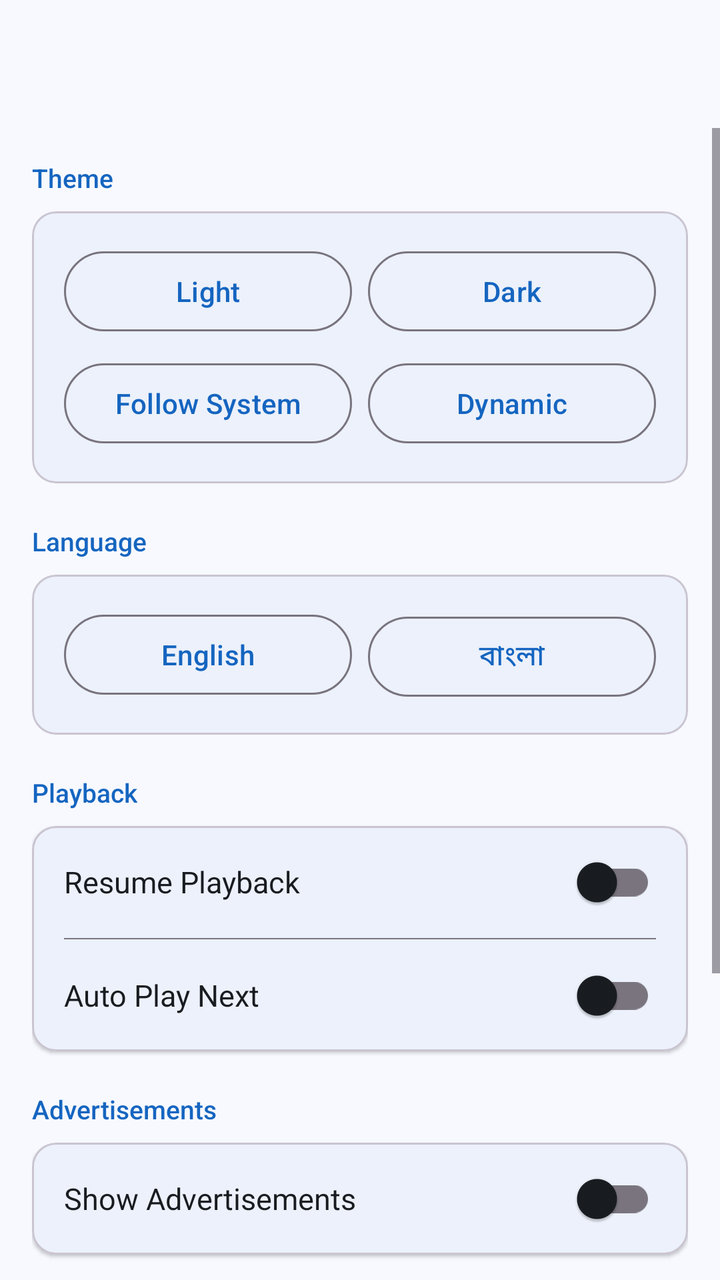
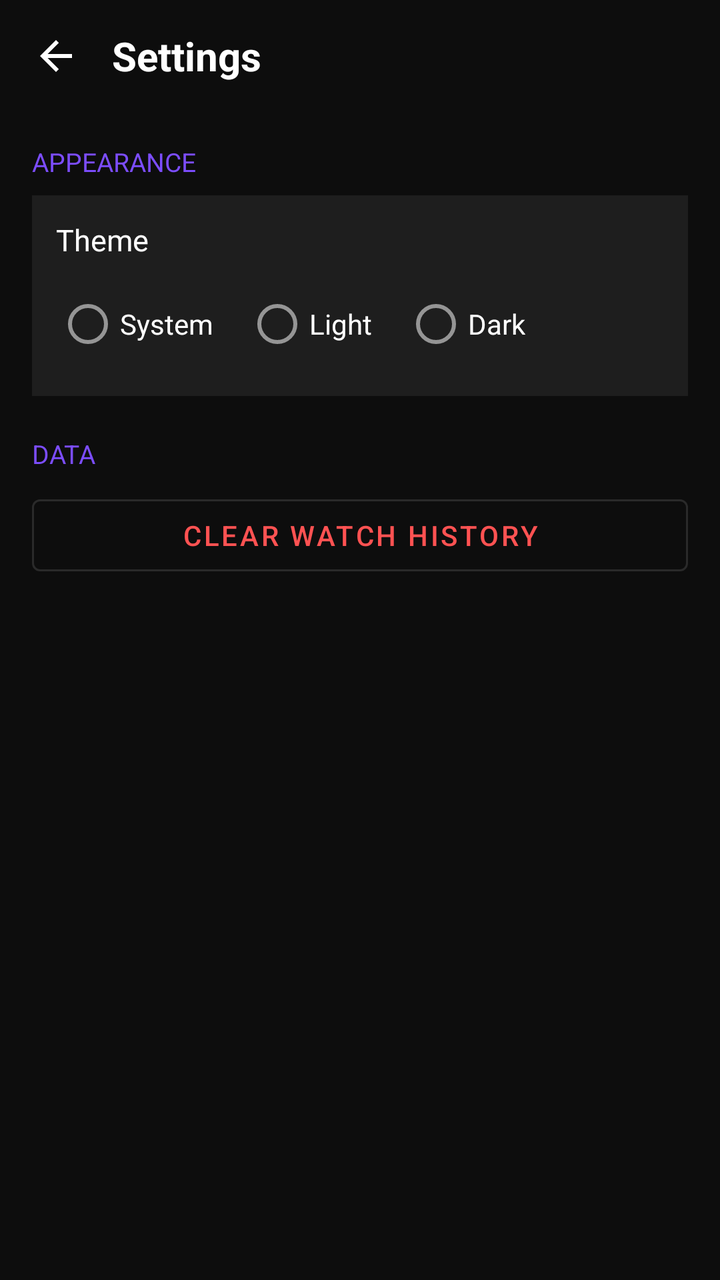

Screens rendered from an Android XML layout before and after an edit, with the pre-edit source and the edit as a unified diff.
<!-- AndroidManifest.xml: application theme Theme.VidViewer -->
<!-- res/layout/activity_settings.xml -->
<?xml version="1.0" encoding="utf-8"?>
<LinearLayout
    xmlns:android="http://schemas.android.com/apk/res/android"
    xmlns:app="http://schemas.android.com/apk/res-auto"
    android:layout_width="match_parent"
    android:layout_height="match_parent"
    android:orientation="vertical"
    android:background="?android:attr/colorBackground">

    <com.google.android.material.appbar.MaterialToolbar
        android:id="@+id/toolbar"
        android:layout_width="match_parent"
        android:layout_height="?attr/actionBarSize"
        android:background="?attr/colorSurface" />

    <ScrollView
        android:layout_width="match_parent"
        android:layout_height="match_parent">

        <LinearLayout
            android:layout_width="match_parent"
            android:layout_height="wrap_content"
            android:orientation="vertical"
            android:padding="16dp">

            
            <TextView android:layout_width="wrap_content" android:layout_height="wrap_content"
                android:text="@string/theme_settings" android:textSize="13sp"
                android:textColor="?attr/colorPrimary" android:fontFamily="sans-serif-medium"
                android:layout_marginBottom="8dp" />

            <com.google.android.material.card.MaterialCardView
                android:layout_width="match_parent" android:layout_height="wrap_content"
                android:layout_marginBottom="20dp" app:cardCornerRadius="12dp" app:cardElevation="1dp">

                <LinearLayout android:layout_width="match_parent" android:layout_height="wrap_content"
                    android:orientation="vertical" android:padding="16dp">

                    <LinearLayout android:layout_width="match_parent" android:layout_height="wrap_content"
                        android:orientation="horizontal" android:layout_marginBottom="8dp">
                        <com.google.android.material.button.MaterialButton
                            android:id="@+id/btn_theme_light" android:layout_width="0dp"
                            android:layout_height="wrap_content" android:layout_weight="1"
                            android:text="@string/theme_light" android:layout_marginEnd="4dp"
                            style="@style/Widget.Material3.Button.OutlinedButton" />
                        <com.google.android.material.button.MaterialButton
                            android:id="@+id/btn_theme_dark" android:layout_width="0dp"
                            android:layout_height="wrap_content" android:layout_weight="1"
                            android:text="@string/theme_dark" android:layout_marginStart="4dp"
                            style="@style/Widget.Material3.Button.OutlinedButton" />
                    </LinearLayout>

                    <LinearLayout android:layout_width="match_parent" android:layout_height="wrap_content"
                        android:orientation="horizontal">
                        <com.google.android.material.button.MaterialButton
                            android:id="@+id/btn_theme_system" android:layout_width="0dp"
                            android:layout_height="wrap_content" android:layout_weight="1"
                            android:text="@string/theme_system" android:layout_marginEnd="4dp"
                            style="@style/Widget.Material3.Button.OutlinedButton" />
                        <com.google.android.material.button.MaterialButton
                            android:id="@+id/btn_theme_dynamic" android:layout_width="0dp"
                            android:layout_height="wrap_content" android:layout_weight="1"
                            android:text="Dynamic" android:layout_marginStart="4dp"
                            style="@style/Widget.Material3.Button.OutlinedButton" />
                    </LinearLayout>

                </LinearLayout>
            </com.google.android.material.card.MaterialCardView>

            
            <TextView android:layout_width="wrap_content" android:layout_height="wrap_content"
                android:text="@string/language_settings" android:textSize="13sp"
                android:textColor="?attr/colorPrimary" android:fontFamily="sans-serif-medium"
                android:layout_marginBottom="8dp" />

            <com.google.android.material.card.MaterialCardView
                android:layout_width="match_parent" android:layout_height="wrap_content"
                android:layout_marginBottom="20dp" app:cardCornerRadius="12dp" app:cardElevation="1dp">

                <LinearLayout android:layout_width="match_parent" android:layout_height="wrap_content"
                    android:orientation="horizontal" android:padding="16dp">
                    <com.google.android.material.button.MaterialButton
                        android:id="@+id/btn_lang_english" android:layout_width="0dp"
                        android:layout_height="wrap_content" android:layout_weight="1"
                        android:text="@string/lang_english" android:layout_marginEnd="8dp"
                        style="@style/Widget.Material3.Button.OutlinedButton" />
                    <com.google.android.material.button.MaterialButton
                        android:id="@+id/btn_lang_bangla" android:layout_width="0dp"
                        android:layout_height="wrap_content" android:layout_weight="1"
                        android:text="@string/lang_bangla"
                        style="@style/Widget.Material3.Button.OutlinedButton" />
                </LinearLayout>
            </com.google.android.material.card.MaterialCardView>

            
            <TextView android:layout_width="wrap_content" android:layout_height="wrap_content"
                android:text="@string/playback_settings" android:textSize="13sp"
                android:textColor="?attr/colorPrimary" android:fontFamily="sans-serif-medium"
                android:layout_marginBottom="8dp" />

            <com.google.android.material.card.MaterialCardView
                android:layout_width="match_parent" android:layout_height="wrap_content"
                android:layout_marginBottom="20dp" app:cardCornerRadius="12dp" app:cardElevation="1dp">

                <LinearLayout android:layout_width="match_parent" android:layout_height="wrap_content"
                    android:orientation="vertical">

                    <LinearLayout android:layout_width="match_parent" android:layout_height="56dp"
                        android:orientation="horizontal" android:gravity="center_vertical"
                        android:paddingHorizontal="16dp">
                        <TextView android:layout_width="0dp" android:layout_height="wrap_content"
                            android:layout_weight="1" android:text="@string/resume_playback"
                            android:textSize="15sp" android:textColor="?attr/colorOnSurface" />
                        <com.google.android.material.switchmaterial.SwitchMaterial
                            android:id="@+id/switch_resume_playback"
                            android:layout_width="wrap_content" android:layout_height="wrap_content" />
                    </LinearLayout>

                    <View android:layout_width="match_parent" android:layout_height="0.5dp"
                        android:background="?attr/colorOutline" android:layout_marginHorizontal="16dp" />

                    <LinearLayout android:layout_width="match_parent" android:layout_height="56dp"
                        android:orientation="horizontal" android:gravity="center_vertical"
                        android:paddingHorizontal="16dp">
                        <TextView android:layout_width="0dp" android:layout_height="wrap_content"
                            android:layout_weight="1" android:text="@string/auto_play"
                            android:textSize="15sp" android:textColor="?attr/colorOnSurface" />
                        <com.google.android.material.switchmaterial.SwitchMaterial
                            android:id="@+id/switch_auto_play"
                            android:layout_width="wrap_content" android:layout_height="wrap_content" />
                    </LinearLayout>

                </LinearLayout>
            </com.google.android.material.card.MaterialCardView>

            
            <TextView android:layout_width="wrap_content" android:layout_height="wrap_content"
                android:text="@string/ad_settings" android:textSize="13sp"
                android:textColor="?attr/colorPrimary" android:fontFamily="sans-serif-medium"
                android:layout_marginBottom="8dp" />

            <com.google.android.material.card.MaterialCardView
                android:layout_width="match_parent" android:layout_height="wrap_content"
                android:layout_marginBottom="20dp" app:cardCornerRadius="12dp" app:cardElevation="1dp">

                <LinearLayout android:layout_width="match_parent" android:layout_height="56dp"
                    android:orientation="horizontal" android:gravity="center_vertical"
                    android:paddingHorizontal="16dp">
                    <TextView android:layout_width="0dp" android:layout_height="wrap_content"
                        android:layout_weight="1" android:text="@string/ads_enabled"
                        android:textSize="15sp" android:textColor="?attr/colorOnSurface" />
                    <com.google.android.material.switchmaterial.SwitchMaterial
                        android:id="@+id/switch_ads_enabled"
                        android:layout_width="wrap_content" android:layout_height="wrap_content" />
                </LinearLayout>
            </com.google.android.material.card.MaterialCardView>

            
            <TextView android:layout_width="wrap_content" android:layout_height="wrap_content"
                android:text="@string/storage_settings" android:textSize="13sp"
                android:textColor="?attr/colorPrimary" android:fontFamily="sans-serif-medium"
                android:layout_marginBottom="8dp" />

            <com.google.android.material.card.MaterialCardView
                android:layout_width="match_parent" android:layout_height="wrap_content"
                android:layout_marginBottom="20dp" app:cardCornerRadius="12dp" app:cardElevation="1dp">

                <LinearLayout android:layout_width="match_parent" android:layout_height="wrap_content"
                    android:orientation="vertical" android:padding="16dp">

                    <com.google.android.material.button.MaterialButton
                        android:id="@+id/btn_vault_lock"
                        android:layout_width="match_parent" android:layout_height="wrap_content"
                        android:text="Vault Lock Settings" android:layout_marginBottom="12dp"
                        style="@style/Widget.Material3.Button.OutlinedButton" />

                    <com.google.android.material.button.MaterialButton
                        android:id="@+id/btn_clear_history"
                        android:layout_width="match_parent" android:layout_height="wrap_content"
                        android:text="@string/clear_history"
                        app:backgroundTint="@color/md_theme_error_container"
                        android:textColor="@color/md_theme_on_error_container" />

                </LinearLayout>
            </com.google.android.material.card.MaterialCardView>

        </LinearLayout>
    </ScrollView>

</LinearLayout>
<!-- resources referenced by this layout -->
<resources>
  <color name="md_theme_error_container">#F9DEDC</color>
  <color name="md_theme_on_error_container">#410E0B</color>
  <string name="ad_settings">Advertisements</string>
  <string name="ads_enabled">Show Advertisements</string>
  <string name="auto_play">Auto Play Next</string>
  <string name="clear_history">Clear Watch History</string>
  <string name="lang_bangla">বাংলা</string>
  <string name="lang_english">English</string>
  <string name="language_settings">Language</string>
  <string name="playback_settings">Playback</string>
  <string name="resume_playback">Resume Playback</string>
  <string name="storage_settings">Storage</string>
  <string name="theme_dark">Dark</string>
  <string name="theme_light">Light</string>
  <string name="theme_settings">Theme</string>
  <string name="theme_system">Follow System</string>
  <style name="Theme.VidViewer" parent="Theme.Material3.Light.NoActionBar">
          <item name="colorPrimary">@color/md_theme_primary</item>
          <item name="colorOnPrimary">@color/md_theme_on_primary</item>
          <item name="colorPrimaryContainer">@color/md_theme_primary_container</item>
          <item name="colorOnPrimaryContainer">@color/md_theme_on_primary_container</item>
          <item name="colorSecondary">@color/md_theme_secondary</item>
          <item name="colorOnSecondary">@color/md_theme_on_secondary</item>
          <item name="colorTertiary">@color/md_theme_tertiary</item>
          <item name="colorSurface">@color/md_theme_surface</item>
          <item name="colorOnSurface">@color/md_theme_on_surface</item>
          <item name="android:colorBackground">@color/md_theme_background</item>
          <item name="colorError">@color/md_theme_error</item>
          <item name="android:statusBarColor">?attr/colorSurface</item>
          <item name="android:navigationBarColor">?attr/colorSurface</item>
          <item name="android:windowLightStatusBar">true</item>
      </style>
  <color name="md_theme_primary">#1565C0</color>
  <color name="md_theme_on_primary">#FFFFFF</color>
  <color name="md_theme_primary_container">#D4E3FF</color>
  <color name="md_theme_on_primary_container">#001C3B</color>
  <color name="md_theme_secondary">#545F71</color>
  <color name="md_theme_on_secondary">#FFFFFF</color>
  <color name="md_theme_tertiary">#6E5676</color>
  <color name="md_theme_surface">#F8F9FF</color>
  <color name="md_theme_on_surface">#191C20</color>
  <color name="md_theme_background">#F8F9FF</color>
  <color name="md_theme_error">#B3261E</color>
</resources>

<!-- the commit's change to res/layout/activity_settings.xml (unified diff, before → after) -->
@@ -1,190 +1,64 @@
 <?xml version="1.0" encoding="utf-8"?>
-<LinearLayout
-    xmlns:android="http://schemas.android.com/apk/res/android"
-    xmlns:app="http://schemas.android.com/apk/res-auto"
-    android:layout_width="match_parent"
-    android:layout_height="match_parent"
-    android:orientation="vertical"
-    android:background="?android:attr/colorBackground">
+  <LinearLayout xmlns:android="http://schemas.android.com/apk/res/android"
+      android:layout_width="match_parent"
+      android:layout_height="match_parent"
+      android:orientation="vertical"
+      android:background="@color/bg_dark">
 
-    <com.google.android.material.appbar.MaterialToolbar
-        android:id="@+id/toolbar"
-        android:layout_width="match_parent"
-        android:layout_height="?attr/actionBarSize"
-        android:background="?attr/colorSurface" />
+      <LinearLayout
+          android:layout_width="match_parent"
+          android:layout_height="56dp"
+          android:orientation="horizontal"
+          android:gravity="center_vertical"
+          android:padding="8dp">
+          <ImageButton android:id="@+id/btn_back"
+              android:layout_width="40dp" android:layout_height="40dp"
+              android:src="@drawable/ic_arrow_back"
+              android:background="?attr/selectableItemBackgroundBorderless"
+              android:tint="@color/white"/>
+          <TextView
+              android:layout_width="wrap_content" android:layout_height="wrap_content"
+              android:text="Settings" android:textColor="@color/white"
+              android:textSize="20sp" android:textStyle="bold" android:layout_marginStart="8dp"/>
+      </LinearLayout>
 
-    <ScrollView
-        android:layout_width="match_parent"
-        android:layout_height="match_parent">
+      <ScrollView android:layout_width="match_parent" android:layout_height="match_parent">
+          <LinearLayout android:layout_width="match_parent" android:layout_height="wrap_content"
+              android:orientation="vertical" android:padding="16dp">
 
-        <LinearLayout
-            android:layout_width="match_parent"
-            android:layout_height="wrap_content"
-            android:orientation="vertical"
-            android:padding="16dp">
+              <TextView android:layout_width="match_parent" android:layout_height="wrap_content"
+                  android:text="Appearance" android:textColor="@color/accent"
+                  android:textSize="13sp" android:textAllCaps="true" android:layout_marginBottom="8dp"/>
 
-            
-            <TextView android:layout_width="wrap_content" android:layout_height="wrap_content"
-                android:text="@string/theme_settings" android:textSize="13sp"
-                android:textColor="?attr/colorPrimary" android:fontFamily="sans-serif-medium"
-                android:layout_marginBottom="8dp" />
+              <LinearLayout android:layout_width="match_parent" android:layout_height="wrap_content"
+                  android:background="@color/bg_card" android:padding="12dp" android:orientation="vertical">
+                  <TextView android:layout_width="match_parent" android:layout_height="wrap_content"
+                      android:text="Theme" android:textColor="@color/white" android:textSize="15sp" android:layout_marginBottom="8dp"/>
+                  <RadioGroup android:id="@+id/rg_theme"
+                      android:layout_width="match_parent" android:layout_height="wrap_content"
+                      android:orientation="horizontal">
+                      <RadioButton android:id="@+id/rb_system"
+                          android:layout_width="wrap_content" android:layout_height="wrap_content"
+                          android:text="System" android:textColor="@color/white"/>
+                      <RadioButton android:id="@+id/rb_light"
+                          android:layout_width="wrap_content" android:layout_height="wrap_content"
+                          android:text="Light" android:textColor="@color/white" android:layout_marginStart="16dp"/>
+                      <RadioButton android:id="@+id/rb_dark"
+                          android:layout_width="wrap_content" android:layout_height="wrap_content"
+                          android:text="Dark" android:textColor="@color/white" android:layout_marginStart="16dp"/>
+                  </RadioGroup>
+              </LinearLayout>
 
-            <com.google.android.material.card.MaterialCardView
-                android:layout_width="match_parent" android:layout_height="wrap_content"
-                android:layout_marginBottom="20dp" app:cardCornerRadius="12dp" app:cardElevation="1dp">
+              <TextView android:layout_width="match_parent" android:layout_height="wrap_content"
+                  android:text="Data" android:textColor="@color/accent"
+                  android:textSize="13sp" android:textAllCaps="true"
+                  android:layout_marginTop="20dp" android:layout_marginBottom="8dp"/>
 
-                <LinearLayout android:layout_width="match_parent" android:layout_height="wrap_content"
-                    android:orientation="vertical" android:padding="16dp">
-
-                    <LinearLayout android:layout_width="match_parent" android:layout_height="wrap_content"
-                        android:orientation="horizontal" android:layout_marginBottom="8dp">
-                        <com.google.android.material.button.MaterialButton
-                            android:id="@+id/btn_theme_light" android:layout_width="0dp"
-                            android:layout_height="wrap_content" android:layout_weight="1"
-                            android:text="@string/theme_light" android:layout_marginEnd="4dp"
-                            style="@style/Widget.Material3.Button.OutlinedButton" />
-                        <com.google.android.material.button.MaterialButton
-                            android:id="@+id/btn_theme_dark" android:layout_width="0dp"
-                            android:layout_height="wrap_content" android:layout_weight="1"
-                            android:text="@string/theme_dark" android:layout_marginStart="4dp"
-                            style="@style/Widget.Material3.Button.OutlinedButton" />
-                    </LinearLayout>
-
-                    <LinearLayout android:layout_width="match_parent" android:layout_height="wrap_content"
-                        android:orientation="horizontal">
-                        <com.google.android.material.button.MaterialButton
-                            android:id="@+id/btn_theme_system" android:layout_width="0dp"
-                            android:layout_height="wrap_content" android:layout_weight="1"
-                            android:text="@string/theme_system" android:layout_marginEnd="4dp"
-                            style="@style/Widget.Material3.Button.OutlinedButton" />
-                        <com.google.android.material.button.MaterialButton
-                            android:id="@+id/btn_theme_dynamic" android:layout_width="0dp"
-                            android:layout_height="wrap_content" android:layout_weight="1"
-                            android:text="Dynamic" android:layout_marginStart="4dp"
-                            style="@style/Widget.Material3.Button.OutlinedButton" />
-                    </LinearLayout>
-
-                </LinearLayout>
-            </com.google.android.material.card.MaterialCardView>
-
-            
-            <TextView android:layout_width="wrap_content" android:layout_height="wrap_content"
-                android:text="@string/language_settings" android:textSize="13sp"
-                android:textColor="?attr/colorPrimary" android:fontFamily="sans-serif-medium"
-                android:layout_marginBottom="8dp" />
-
-            <com.google.android.material.card.MaterialCardView
-                android:layout_width="match_parent" android:layout_height="wrap_content"
-                android:layout_marginBottom="20dp" app:cardCornerRadius="12dp" app:cardElevation="1dp">
-
-                <LinearLayout android:layout_width="match_parent" android:layout_height="wrap_content"
-                    android:orientation="horizontal" android:padding="16dp">
-                    <com.google.android.material.button.MaterialButton
-                        android:id="@+id/btn_lang_english" android:layout_width="0dp"
-                        android:layout_height="wrap_content" android:layout_weight="1"
-                        android:text="@string/lang_english" android:layout_marginEnd="8dp"
-                        style="@style/Widget.Material3.Button.OutlinedButton" />
-                    <com.google.android.material.button.MaterialButton
-                        android:id="@+id/btn_lang_bangla" android:layout_width="0dp"
-                        android:layout_height="wrap_content" android:layout_weight="1"
-                        android:text="@string/lang_bangla"
-                        style="@style/Widget.Material3.Button.OutlinedButton" />
-                </LinearLayout>
-            </com.google.android.material.card.MaterialCardView>
-
-            
-            <TextView android:layout_width="wrap_content" android:layout_height="wrap_content"
-                android:text="@string/playback_settings" android:textSize="13sp"
-                android:textColor="?attr/colorPrimary" android:fontFamily="sans-serif-medium"
-                android:layout_marginBottom="8dp" />
-
-            <com.google.android.material.card.MaterialCardView
-                android:layout_width="match_parent" android:layout_height="wrap_content"
-                android:layout_marginBottom="20dp" app:cardCornerRadius="12dp" app:cardElevation="1dp">
-
-                <LinearLayout android:layout_width="match_parent" android:layout_height="wrap_content"
-                    android:orientation="vertical">
-
-                    <LinearLayout android:layout_width="match_parent" android:layout_height="56dp"
-                        android:orientation="horizontal" android:gravity="center_vertical"
-                        android:paddingHorizontal="16dp">
-                        <TextView android:layout_width="0dp" android:layout_height="wrap_content"
-                            android:layout_weight="1" android:text="@string/resume_playback"
-                            android:textSize="15sp" android:textColor="?attr/colorOnSurface" />
-                        <com.google.android.material.switchmaterial.SwitchMaterial
-                            android:id="@+id/switch_resume_playback"
-                            android:layout_width="wrap_content" android:layout_height="wrap_content" />
-                    </LinearLayout>
-
-                    <View android:layout_width="match_parent" android:layout_height="0.5dp"
-                        android:background="?attr/colorOutline" android:layout_marginHorizontal="16dp" />
-
-                    <LinearLayout android:layout_width="match_parent" android:layout_height="56dp"
-                        android:orientation="horizontal" android:gravity="center_vertical"
-                        android:paddingHorizontal="16dp">
-                        <TextView android:layout_width="0dp" android:layout_height="wrap_content"
-                            android:layout_weight="1" android:text="@string/auto_play"
-                            android:textSize="15sp" android:textColor="?attr/colorOnSurface" />
-                        <com.google.android.material.switchmaterial.SwitchMaterial
-                            android:id="@+id/switch_auto_play"
-                            android:layout_width="wrap_content" android:layout_height="wrap_content" />
-                    </LinearLayout>
-
-                </LinearLayout>
-            </com.google.android.material.card.MaterialCardView>
-
-            
-            <TextView android:layout_width="wrap_content" android:layout_height="wrap_content"
-                android:text="@string/ad_settings" android:textSize="13sp"
-                android:textColor="?attr/colorPrimary" android:fontFamily="sans-serif-medium"
-                android:layout_marginBottom="8dp" />
-
-            <com.google.android.material.card.MaterialCardView
-                android:layout_width="match_parent" android:layout_height="wrap_content"
-                android:layout_marginBottom="20dp" app:cardCornerRadius="12dp" app:cardElevation="1dp">
-
-                <LinearLayout android:layout_width="match_parent" android:layout_height="56dp"
-                    android:orientation="horizontal" android:gravity="center_vertical"
-                    android:paddingHorizontal="16dp">
-                    <TextView android:layout_width="0dp" android:layout_height="wrap_content"
-                        android:layout_weight="1" android:text="@string/ads_enabled"
-                        android:textSize="15sp" android:textColor="?attr/colorOnSurface" />
-                    <com.google.android.material.switchmaterial.SwitchMaterial
-                        android:id="@+id/switch_ads_enabled"
-                        android:layout_width="wrap_content" android:layout_height="wrap_content" />
-                </LinearLayout>
-            </com.google.android.material.card.MaterialCardView>
-
-            
-            <TextView android:layout_width="wrap_content" android:layout_height="wrap_content"
-                android:text="@string/storage_settings" android:textSize="13sp"
-                android:textColor="?attr/colorPrimary" android:fontFamily="sans-serif-medium"
-                android:layout_marginBottom="8dp" />
-
-            <com.google.android.material.card.MaterialCardView
-                android:layout_width="match_parent" android:layout_height="wrap_content"
-                android:layout_marginBottom="20dp" app:cardCornerRadius="12dp" app:cardElevation="1dp">
-
-                <LinearLayout android:layout_width="match_parent" android:layout_height="wrap_content"
-                    android:orientation="vertical" android:padding="16dp">
-
-                    <com.google.android.material.button.MaterialButton
-                        android:id="@+id/btn_vault_lock"
-                        android:layout_width="match_parent" android:layout_height="wrap_content"
-                        android:text="Vault Lock Settings" android:layout_marginBottom="12dp"
-                        style="@style/Widget.Material3.Button.OutlinedButton" />
-
-                    <com.google.android.material.button.MaterialButton
-                        android:id="@+id/btn_clear_history"
-                        android:layout_width="match_parent" android:layout_height="wrap_content"
-                        android:text="@string/clear_history"
-                        app:backgroundTint="@color/md_theme_error_container"
-                        android:textColor="@color/md_theme_on_error_container" />
-
-                </LinearLayout>
-            </com.google.android.material.card.MaterialCardView>
-
-        </LinearLayout>
-    </ScrollView>
-
-</LinearLayout>
+              <com.google.android.material.button.MaterialButton android:id="@+id/btn_clear_history"
+                  android:layout_width="match_parent" android:layout_height="48dp"
+                  android:text="Clear Watch History"
+                  style="@style/Widget.MaterialComponents.Button.OutlinedButton"
+                  android:textColor="@color/error"/>
+          </LinearLayout>
+      </ScrollView>
+  </LinearLayout>
<!-- resource entries referenced after the edit -->
@@ -1,47 +1,38 @@
 <!-- resources referenced by this layout -->
 <resources>
-  <color name="md_theme_error_container">#F9DEDC</color>
-  <color name="md_theme_on_error_container">#410E0B</color>
-  <string name="ad_settings">Advertisements</string>
-  <string name="ads_enabled">Show Advertisements</string>
-  <string name="auto_play">Auto Play Next</string>
-  <string name="clear_history">Clear Watch History</string>
-  <string name="lang_bangla">বাংলা</string>
-  <string name="lang_english">English</string>
-  <string name="language_settings">Language</string>
-  <string name="playback_settings">Playback</string>
-  <string name="resume_playback">Resume Playback</string>
-  <string name="storage_settings">Storage</string>
-  <string name="theme_dark">Dark</string>
-  <string name="theme_light">Light</string>
-  <string name="theme_settings">Theme</string>
-  <string name="theme_system">Follow System</string>
-  <style name="Theme.VidViewer" parent="Theme.Material3.Light.NoActionBar">
-          <item name="colorPrimary">@color/md_theme_primary</item>
-          <item name="colorOnPrimary">@color/md_theme_on_primary</item>
-          <item name="colorPrimaryContainer">@color/md_theme_primary_container</item>
-          <item name="colorOnPrimaryContainer">@color/md_theme_on_primary_container</item>
-          <item name="colorSecondary">@color/md_theme_secondary</item>
-          <item name="colorOnSecondary">@color/md_theme_on_secondary</item>
-          <item name="colorTertiary">@color/md_theme_tertiary</item>
-          <item name="colorSurface">@color/md_theme_surface</item>
-          <item name="colorOnSurface">@color/md_theme_on_surface</item>
-          <item name="android:colorBackground">@color/md_theme_background</item>
-          <item name="colorError">@color/md_theme_error</item>
-          <item name="android:statusBarColor">?attr/colorSurface</item>
-          <item name="android:navigationBarColor">?attr/colorSurface</item>
-          <item name="android:windowLightStatusBar">true</item>
+  <color name="accent">#7C4DFF</color>
+  <color name="bg_card">#1E1E1E</color>
+  <color name="bg_dark">#0D0D0D</color>
+  <color name="error">#FF5252</color>
+  <color name="white">#FFFFFF</color>
+  <!-- drawable ic_arrow_back (drawable) -->
+  <vector xmlns:android="http://schemas.android.com/apk/res/android" android:width="24dp" android:height="24dp" android:viewportWidth="24" android:viewportHeight="24"><path android:fillColor="#FFFFFF" android:pathData="M20,11H7.83l5.59,-5.59L12,4l-8,8 8,8 1.41,-1.41L7.83,13H20v-2z"/></vector>
+  <style name="Theme.VidViewer" parent="Theme.MaterialComponents.DayNight.NoActionBar">
+          <item name="colorPrimary">@color/accent</item>
+          <item name="colorPrimaryVariant">@color/accent_dark</item>
+          <item name="colorOnPrimary">@color/white</item>
+          <item name="colorSecondary">@color/accent</item>
+          <item name="colorOnSecondary">@color/white</item>
+          <item name="android:colorBackground">@color/bg_dark</item>
+          <item name="colorSurface">@color/bg_surface</item>
+          <item name="colorOnSurface">@color/white</item>
+          <item name="colorError">@color/error</item>
+          <item name="android:windowBackground">@color/bg_dark</item>
+          <item name="android:statusBarColor">@color/bg_dark</item>
+          <item name="android:navigationBarColor">@color/bg_nav</item>
+          <item name="android:textColorPrimary">@color/text_primary</item>
+          <item name="android:textColorSecondary">@color/text_secondary</item>
+          <item name="materialAlertDialogTheme">@style/AlertDialogTheme</item>
       </style>
-  <color name="md_theme_primary">#1565C0</color>
-  <color name="md_theme_on_primary">#FFFFFF</color>
-  <color name="md_theme_primary_container">#D4E3FF</color>
-  <color name="md_theme_on_primary_container">#001C3B</color>
-  <color name="md_theme_secondary">#545F71</color>
-  <color name="md_theme_on_secondary">#FFFFFF</color>
-  <color name="md_theme_tertiary">#6E5676</color>
-  <color name="md_theme_surface">#F8F9FF</color>
-  <color name="md_theme_on_surface">#191C20</color>
-  <color name="md_theme_background">#F8F9FF</color>
-  <color name="md_theme_error">#B3261E</color>
+  <color name="accent_dark">#5C35CC</color>
+  <color name="bg_surface">#1A1A1A</color>
+  <color name="bg_nav">#141414</color>
+  <color name="text_primary">#FFFFFF</color>
+  <color name="text_secondary">#888888</color>
+  <style name="AlertDialogTheme" parent="Theme.MaterialComponents.Dialog.Alert">
+          <item name="colorPrimary">@color/accent</item>
+          <item name="android:colorBackground">@color/bg_surface</item>
+          <item name="colorOnSurface">@color/text_primary</item>
+      </style>
 </resources>
 
